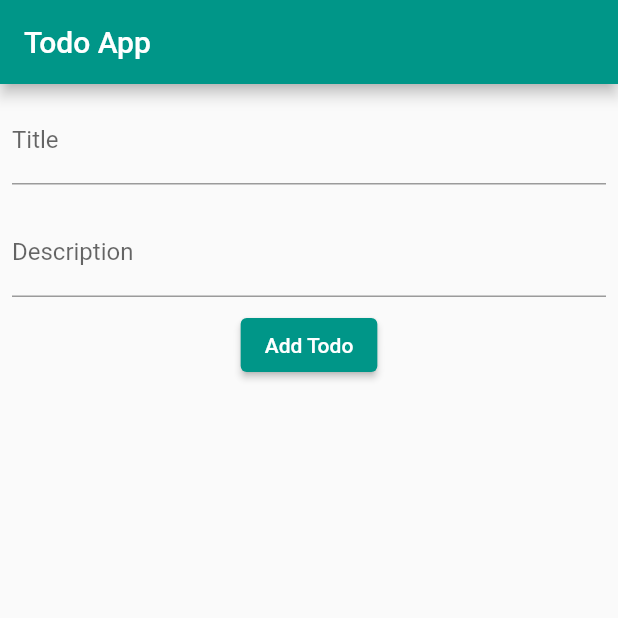
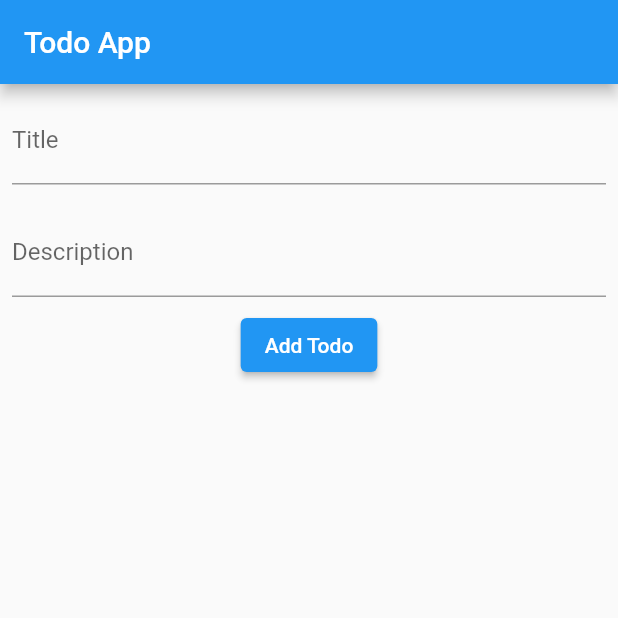
Before and after one commit to Enisco/todo_app, a Flutter app: the screen it shows after launch, after a tap on "Add Todo", after a tap on the "delete" icon, on a phone screen of 412 x 824 dp, the top half of it. Run offline on Flutter 3.47's test engine with Material 2 defaults, Android fonts, the phone set to English and light mode, and no system bars; our stand-ins replace flutter_bloc.

```diff
--- /dev/null
+++ b/lib/bloc/bloc.dart
@@ -0,0 +1,43 @@
+import 'package:flutter_bloc/flutter_bloc.dart';
+import 'package:todo_app/models/todo_model.dart';
+
+abstract class TodoEvent {}
+
+class AddTodoEvent extends TodoEvent {
+  final Todo todo;
+
+  AddTodoEvent(this.todo);
+}
+
+class ToggleTodoEvent extends TodoEvent {
+  final int index;
+
+  ToggleTodoEvent(this.index);
+}
+
+class DeleteTodoEvent extends TodoEvent {
+  final int index;
+
+  DeleteTodoEvent(this.index);
+}
+
+class TodoBloc extends Bloc<TodoEvent, List<Todo>> {
+  TodoBloc() : super([]);
+
+  @override
+  Stream<List<Todo>> mapEventToState(TodoEvent event) async* {
+    if (event is AddTodoEvent) {
+      List<Todo> updatedTodos = List.from(state);
+      updatedTodos.add(event.todo);
+      yield updatedTodos;
+    } else if (event is ToggleTodoEvent) {
+      List<Todo> updatedTodos = List.from(state);
+      updatedTodos[event.index].isDone = !updatedTodos[event.index].isDone;
+      yield updatedTodos;
+    } else if (event is DeleteTodoEvent) {
+      List<Todo> updatedTodos = List.from(state);
+      updatedTodos.removeAt(event.index);
+      yield updatedTodos;
+    }
+  }
+}
--- a/lib/main.dart
+++ b/lib/main.dart
@@ -2,5 +2,5 @@ import 'package:flutter/material.dart';
 import 'package:todo_app/todo_app.dart';
 
 void main() {
-  runApp(TodoApp());
+  runApp(const TodoApp());
 }
--- a/lib/todo_app.dart
+++ b/lib/todo_app.dart
@@ -1,55 +1,35 @@
 import 'package:flutter/material.dart';
+import 'package:flutter_bloc/flutter_bloc.dart';
+import 'package:todo_app/bloc/bloc.dart';
 import 'package:todo_app/models/todo_model.dart';
 
-class TodoApp extends StatefulWidget {
+class TodoApp extends StatelessWidget {
   const TodoApp({super.key});
-
-  @override
-  _TodoAppState createState() => _TodoAppState();
-}
-
-class _TodoAppState extends State<TodoApp> {
-  List<Todo> todos = [];
-
-  final TextEditingController _titleController = TextEditingController();
-  final TextEditingController _descriptionController = TextEditingController();
-
-  void _addTodo() {
-    setState(() {
-      String title = _titleController.text;
-      String description = _descriptionController.text;
-      Todo newTodo = Todo(
-        title: title,
-        description: description,
-      );
-      todos.add(newTodo);
-      _titleController.clear();
-      _descriptionController.clear();
-    });
-  }
-
-  void _toggleTodoStatus(int index) {
-    setState(() {
-      todos[index].isDone = !todos[index].isDone;
-    });
-  }
-
-  void _deleteTodo(int index) {
-    setState(() {
-      todos.removeAt(index);
-    });
-  }
 
   @override
   Widget build(BuildContext context) {
     return MaterialApp(
-      theme: ThemeData(
-        primaryColor: Colors.teal,
+      home: BlocProvider(
+        create: (context) => TodoBloc(),
+        child: TodoScreen(),
       ),
-      home: Scaffold(
+    );
+  }
+}
+
+class TodoScreen extends StatelessWidget {
+  final TextEditingController _titleController = TextEditingController();
+  final TextEditingController _descriptionController = TextEditingController();
+
+  TodoScreen({super.key});
+
+  @override
+  Widget build(BuildContext context) {
+    final todoBloc = BlocProvider.of<TodoBloc>(context);
+
+    return Scaffold(
       appBar: AppBar(
         title: const Text('Todo App'),
-          backgroundColor: Colors.teal,
       ),
       body: Column(
         children: [
@@ -72,40 +52,47 @@ class _TodoAppState extends State<TodoApp> {
             ),
           ),
           ElevatedButton(
-              style: ElevatedButton.styleFrom(
-                backgroundColor: Colors.teal,
-              ),
-              onPressed: _addTodo,
-              child: const Text(
-                'Add Todo',
-                style: TextStyle(
-                  color: Colors.white,
-                ),
-              ),
+            onPressed: () {
+              Todo newTodo = Todo(
+                title: _titleController.text,
+                description: _descriptionController.text,
+              );
+              todoBloc.add(AddTodoEvent(newTodo));
+              _titleController.clear();
+              _descriptionController.clear();
+            },
+            child: const Text('Add Todo'),
           ),
           Expanded(
-              child: ListView.builder(
+            child: BlocBuilder<TodoBloc, List<Todo>>(
+              builder: (context, todos) {
+                return ListView.builder(
                   itemCount: todos.length,
                   itemBuilder: (context, index) {
                     final todo = todos[index];
                     return ListTile(
                       leading: Checkbox(
                         value: todo.isDone,
-                      onChanged: (_) => _toggleTodoStatus(index),
+                        onChanged: (_) {
+                          todoBloc.add(ToggleTodoEvent(index));
+                        },
                       ),
                       title: Text(todo.title),
                       subtitle: Text(todo.description),
                       trailing: IconButton(
                         icon: const Icon(Icons.delete),
-                      onPressed: () => _deleteTodo(index),
+                        onPressed: () {
+                          todoBloc.add(DeleteTodoEvent(index));
+                        },
                       ),
+                    );
+                  },
                 );
               },
             ),
           ),
         ],
       ),
-      ),
     );
   }
 }
--- a/pubspec.yaml
+++ b/pubspec.yaml
@@ -35,6 +35,7 @@ dependencies:
   # The following adds the Cupertino Icons font to your application.
   # Use with the CupertinoIcons class for iOS style icons.
   cupertino_icons: ^1.0.2
+  flutter_bloc: ^8.1.3
 
 dev_dependencies:
   flutter_test:
```
Also changed, not shown: pubspec.lock, 1 other file. Lines whose indentation alone changed are shown as unchanged.
